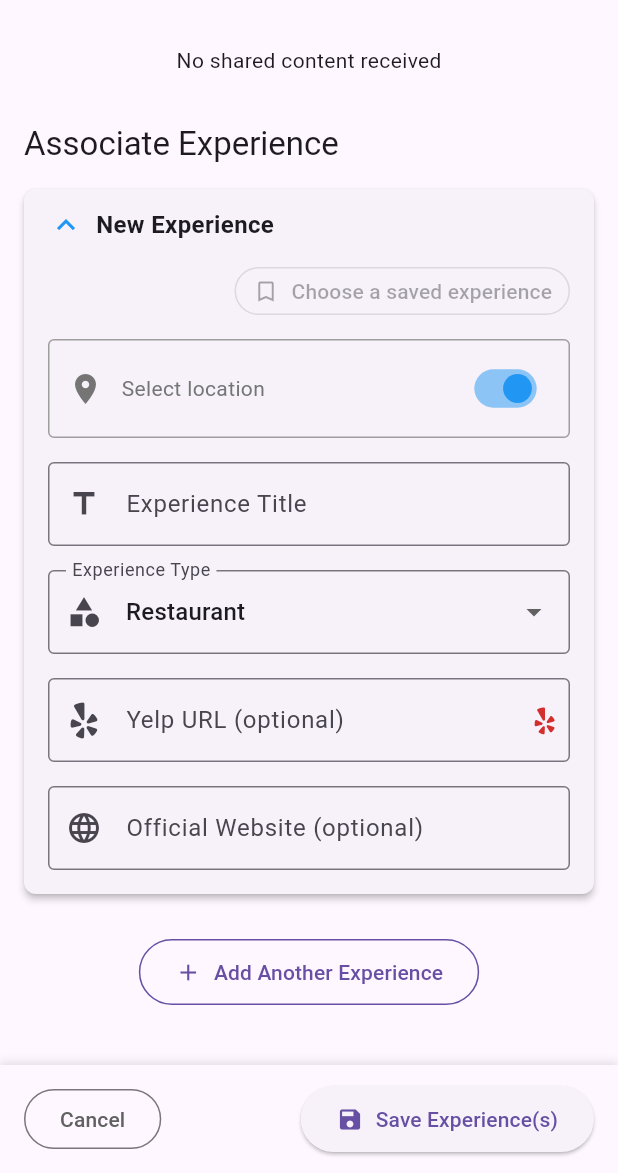
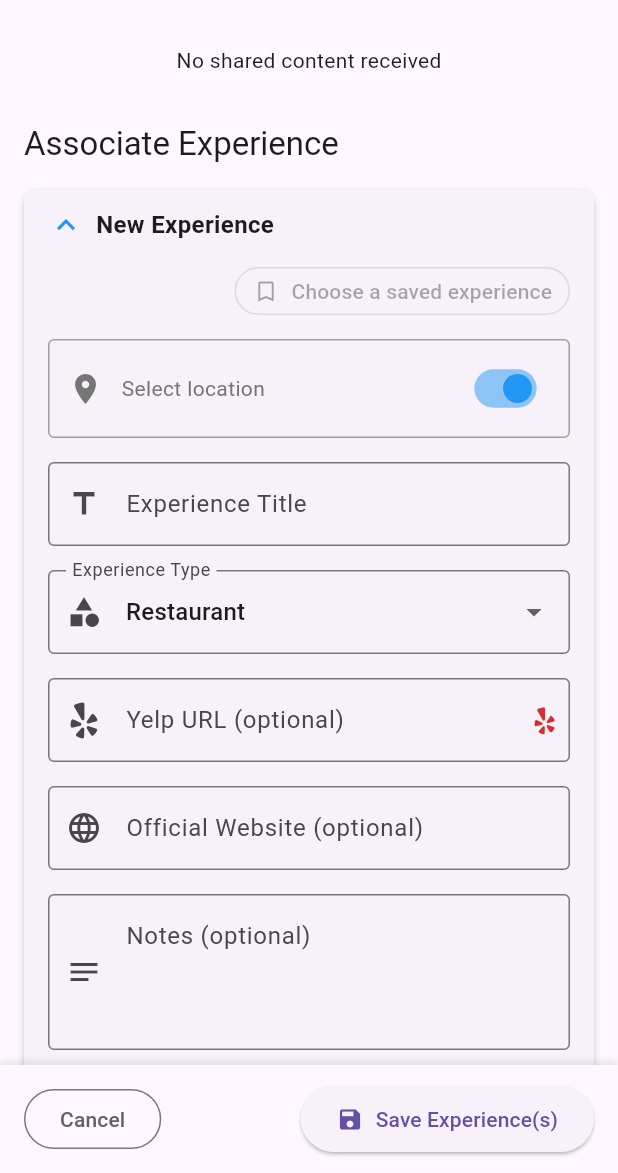
Before and after one commit to KPhamster/Plendy, a Flutter app: the ReceiveShareScreen screen opened directly with empty values, on a phone screen of 412 x 824 dp, the part 63-1236 px from its top. Run offline on Flutter 3.47's test engine with Material 3 defaults, Android fonts, the phone set to English and light mode, and no system bars; our stand-ins replace cloud_firestore, dio, equatable, firebase_auth, firebase_core, firebase_storage and 9 more; missing offline and left inert: any_link_preview, receive_sharing_intent; accounts and stored records are empty.

Commit message:
Receive share screen: Added Additional Notes text field. Also added it to Experiences model

```diff
--- a/lib/models/experience.dart
+++ b/lib/models/experience.dart
@@ -196,9 +196,10 @@ class Experience {
   final String? priceRange; // e.g. "$", "$$", "$$$", "$$$$"
   final List<String>? sharedMediaPaths; // Added for shared content
   final String? sharedMediaType; // Added for shared content
+  final String? additionalNotes; // Added for user notes
 
-  Experience({
-    required this.id,
+  Experience(
+      {required this.id,
       required this.name,
       required this.description,
       required this.location,
@@ -224,7 +225,7 @@ class Experience {
       this.priceRange,
       this.sharedMediaPaths, // Added
       this.sharedMediaType, // Added
-  });
+      this.additionalNotes});
 
   /// Creates an Experience from a Firestore document
   factory Experience.fromFirestore(DocumentSnapshot doc) {
@@ -257,6 +258,7 @@ class Experience {
       priceRange: data['priceRange'],
       sharedMediaPaths: _parseStringList(data['sharedMediaPaths']), // Added
       sharedMediaType: data['sharedMediaType'], // Added
+      additionalNotes: data['additionalNotes'], // Added
     );
   }
 
@@ -288,6 +290,7 @@ class Experience {
       'priceRange': priceRange,
       'sharedMediaPaths': sharedMediaPaths, // Added
       'sharedMediaType': sharedMediaType, // Added
+      'additionalNotes': additionalNotes, // Added
     };
   }
 
@@ -317,6 +320,7 @@ class Experience {
     String? priceRange,
     List<String>? sharedMediaPaths, // Added
     String? sharedMediaType, // Added
+    String? additionalNotes, // Added
   }) {
     return Experience(
       id: id,
@@ -345,6 +349,7 @@ class Experience {
       priceRange: priceRange ?? this.priceRange,
       sharedMediaPaths: sharedMediaPaths ?? this.sharedMediaPaths, // Added
       sharedMediaType: sharedMediaType ?? this.sharedMediaType, // Added
+      additionalNotes: additionalNotes ?? this.additionalNotes, // Added
     );
   }
 
--- a/lib/screens/receive_share/widgets/experience_card_form.dart
+++ b/lib/screens/receive_share/widgets/experience_card_form.dart
@@ -512,6 +512,39 @@ class _ExperienceCardFormState extends State<ExperienceCardForm> {
                         // widget.onUpdate();
                       },
                     ),
+                    SizedBox(height: 16),
+
+                    // Notes field
+                    TextFormField(
+                      controller: widget
+                          .cardData.notesController, // Use notes controller
+                      decoration: InputDecoration(
+                        labelText: 'Notes (optional)',
+                        hintText: 'Enter any additional notes...',
+                        border: OutlineInputBorder(),
+                        prefixIcon: Icon(Icons.notes),
+                        alignLabelWithHint:
+                            true, // Align label top-left for multi-line
+                        suffixIcon:
+                            widget.cardData.notesController.text.isNotEmpty
+                                ? IconButton(
+                                    icon: Icon(Icons.clear, size: 18),
+                                    onPressed: () {
+                                      widget.cardData.notesController.clear();
+                                      widget.onUpdate();
+                                    },
+                                  )
+                                : null,
+                      ),
+                      keyboardType: TextInputType.multiline,
+                      minLines: 3, // Start with 3 lines height
+                      maxLines: null, // Allow unlimited lines
+                      // No validator needed as it's optional
+                      onChanged: (value) {
+                        // Trigger rebuild if suffix icon logic depends on it
+                        widget.onUpdate();
+                      },
+                    ),
                   ],
                 ),
               ),
--- a/lib/screens/receive_share_screen.dart
+++ b/lib/screens/receive_share_screen.dart
@@ -1596,7 +1596,7 @@ class _ReceiveShareScreenState extends State<ReceiveShareScreen>
     return _wrapWithWillPopScope(Scaffold(
       appBar: AppBar(
         title: _isSpecialContent(_currentSharedFiles)
-            ? const Text('Add Restaurant to Experiences')
+            ? const Text('Save Shared Content')
             : const Text('Save to Experiences'),
         leading: IconButton(
           // Use leading for the cancel/back action
```
Also changed, not shown: lib/screens/receive_share/widgets/maps_preview_widget.dart (+0 -35 lines), 4 other files. Lines whose indentation alone changed are shown as unchanged.
